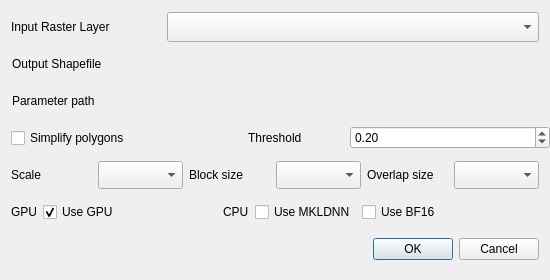
Above: buildseg/buildSeg_dialog_base.ui from deepbands/buildseg before the change. Below: the same form after it.
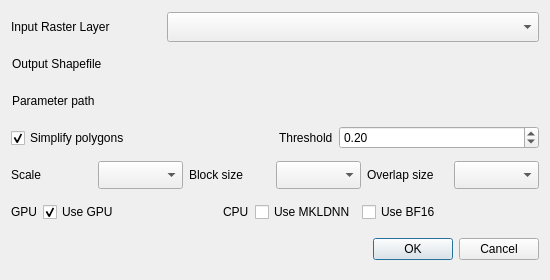
That is the form after the change. Custom widgets are drawn as their Qt base class.

Diff of the .ui file:
```diff
--- a/buildseg/buildSeg_dialog_base.ui
+++ b/buildseg/buildSeg_dialog_base.ui
@@ -164,13 +164,13 @@
       <widget class="QCheckBox" name="ccbSimplify">
        <property name="minimumSize">
         <size>
-         <width>231</width>
+         <width>0</width>
          <height>0</height>
         </size>
        </property>
        <property name="maximumSize">
         <size>
-         <width>231</width>
+         <width>200</width>
          <height>16777215</height>
         </size>
        </property>
@@ -183,15 +183,31 @@
        <property name="text">
         <string>Simplify polygons</string>
        </property>
+       <property name="checked">
+        <bool>true</bool>
+       </property>
       </widget>
      </item>
      <item>
       <layout class="QHBoxLayout" name="horizontalLayout_6">
+       <item>
+        <spacer name="horizontalSpacer_3">
+         <property name="orientation">
+          <enum>Qt::Horizontal</enum>
+         </property>
+         <property name="sizeHint" stdset="0">
+          <size>
+           <width>40</width>
+           <height>20</height>
+          </size>
+         </property>
+        </spacer>
+       </item>
        <item>
         <widget class="QLabel" name="lblThreshold">
          <property name="minimumSize">
           <size>
-           <width>96</width>
+           <width>0</width>
            <height>30</height>
           </size>
          </property>
@@ -216,7 +232,7 @@
          </property>
          <property name="maximumSize">
           <size>
-           <width>200</width>
+           <width>500</width>
            <height>16777215</height>
           </size>
          </property>
```
